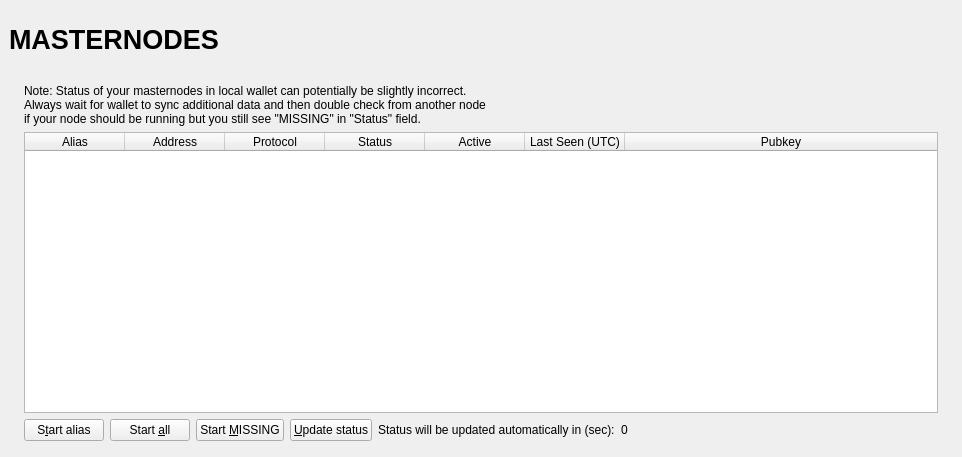
Qt form src/qt/forms/masternodelist.ui (ZENZO-Ecosystem/ZENZO-Core-Archive) before a commit.
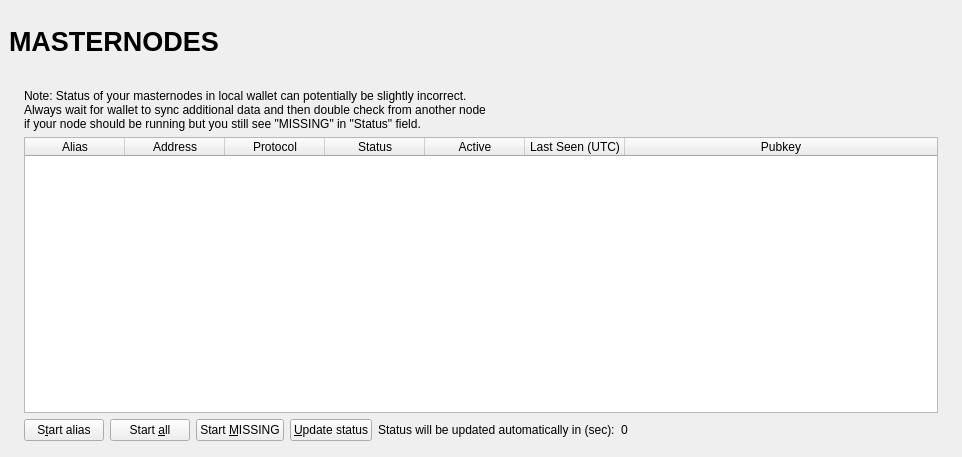
The same form after that commit.

```diff
--- a/src/qt/forms/masternodelist.ui
+++ b/src/qt/forms/masternodelist.ui
@@ -91,14 +91,14 @@
            <widget class="QLabel" name="labelOverviewHeaderRight">
             <property name="minimumSize">
              <size>
-              <width>464</width>
-              <height>60</height>
+              <width>290</width>
+              <height>65</height>
              </size>
             </property>
             <property name="maximumSize">
              <size>
-              <width>16777215</width>
-              <height>60</height>
+              <width>290</width>
+              <height>65</height>
              </size>
             </property>
             <property name="font">
@@ -188,15 +188,6 @@
                   <property name="palette">
                    <palette>
                     <active>
-                     <colorrole role="Text">
-                      <brush brushstyle="SolidPattern">
-                       <color alpha="255">
-                        <red>51</red>
-                        <green>51</green>
-                        <blue>51</blue>
-                       </color>
-                      </brush>
-                     </colorrole>
                      <colorrole role="Text">
                       <brush brushstyle="NoBrush">
                        <color alpha="128">
@@ -208,15 +199,6 @@
                      </colorrole>
                     </active>
                     <inactive>
-                     <colorrole role="Text">
-                      <brush brushstyle="SolidPattern">
-                       <color alpha="255">
-                        <red>51</red>
-                        <green>51</green>
-                        <blue>51</blue>
-                       </color>
-                      </brush>
-                     </colorrole>
                      <colorrole role="Text">
                       <brush brushstyle="NoBrush">
                        <color alpha="128">
@@ -228,15 +210,6 @@
                      </colorrole>
                     </inactive>
                     <disabled>
-                     <colorrole role="Text">
-                      <brush brushstyle="SolidPattern">
-                       <color alpha="255">
-                        <red>85</red>
-                        <green>85</green>
-                        <blue>85</blue>
-                       </color>
-                      </brush>
-                     </colorrole>
                      <colorrole role="Text">
                       <brush brushstyle="NoBrush">
                        <color alpha="128">
```
